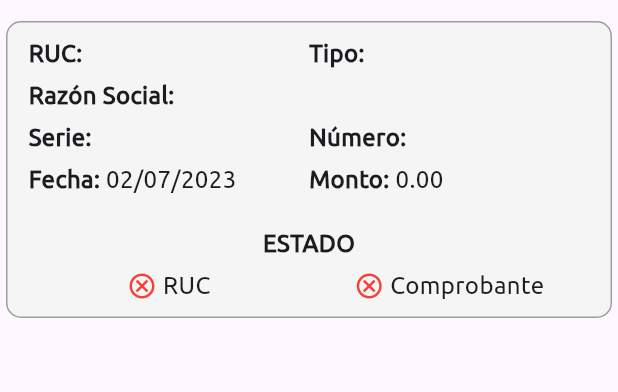
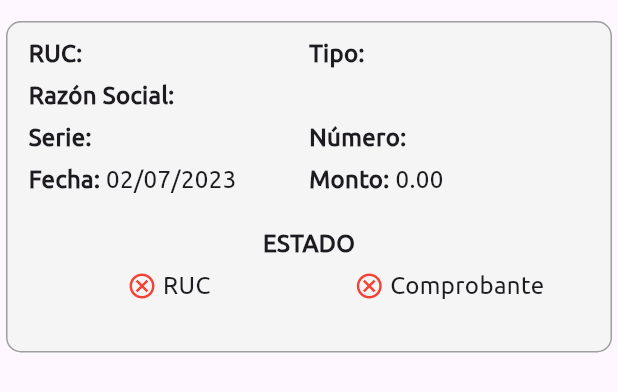
Before and after one commit to Piero16301/SUNAT-Vouchers, a Flutter app: the VoucherCardItemHome widget shown alone on an empty page, opened directly with empty values, on a phone screen of 412 x 824 dp. Shown: the top 392 px of the screen. Run offline on Flutter 3.47's test engine with Material 2 defaults, Android fonts, the phone set to English and light mode, and no system bars; our stand-ins replace bloc, cloud_firestore, equatable, firebase_auth, firebase_core, flutter_bloc and 1 more; missing offline and left inert: firebase_ui_auth, firebase_ui_localizations, firebase_ui_oauth_google; accounts and stored records are empty; generated files the repository leaves out were written again.

Commit message:
Se termina toda la implementación

```diff
--- a/lib/home/view/home_view.dart
+++ b/lib/home/view/home_view.dart
@@ -154,7 +154,7 @@ class VoucherCardItemHome extends StatelessWidget {
           },
         ),
         child: SizedBox(
-          height: 206,
+          height: 229,
           width: double.infinity,
           child: Card(
             color: Colors.grey[100],
@@ -231,14 +231,16 @@ class VoucherCardItemHome extends StatelessWidget {
                           fontWeight: FontWeight.bold,
                         ),
                       ),
-                      Text(
-                        socialReason,
-                        style: const TextStyle(
-                          fontFamily: 'Ubuntu-Regular',
-                          fontSize: 16,
+                      Expanded(
+                        child: Text(
+                          socialReason,
+                          style: const TextStyle(
+                            fontFamily: 'Ubuntu-Regular',
+                            fontSize: 16,
+                          ),
+                          overflow: TextOverflow.ellipsis,
+                          maxLines: 2,
                         ),
-                        overflow: TextOverflow.ellipsis,
-                        maxLines: 1,
                       ),
                     ],
                   ),
```
Also changed, not shown: lib/edit_voucher/cubit/edit_voucher_cubit.dart (+12 -17 lines).
